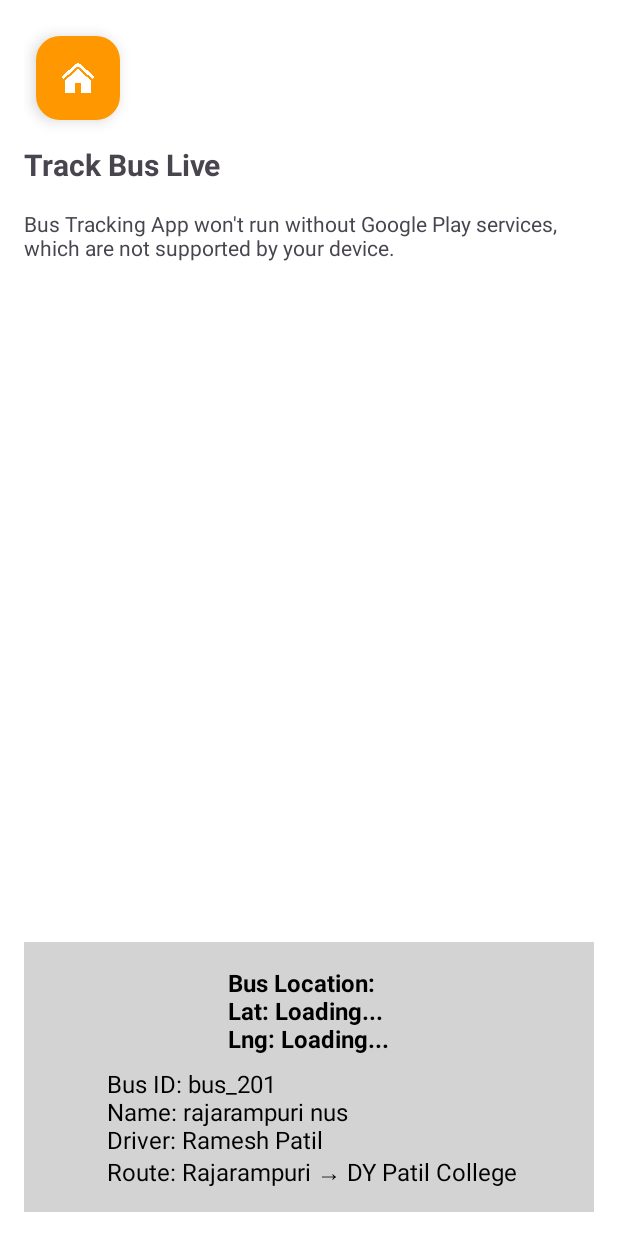
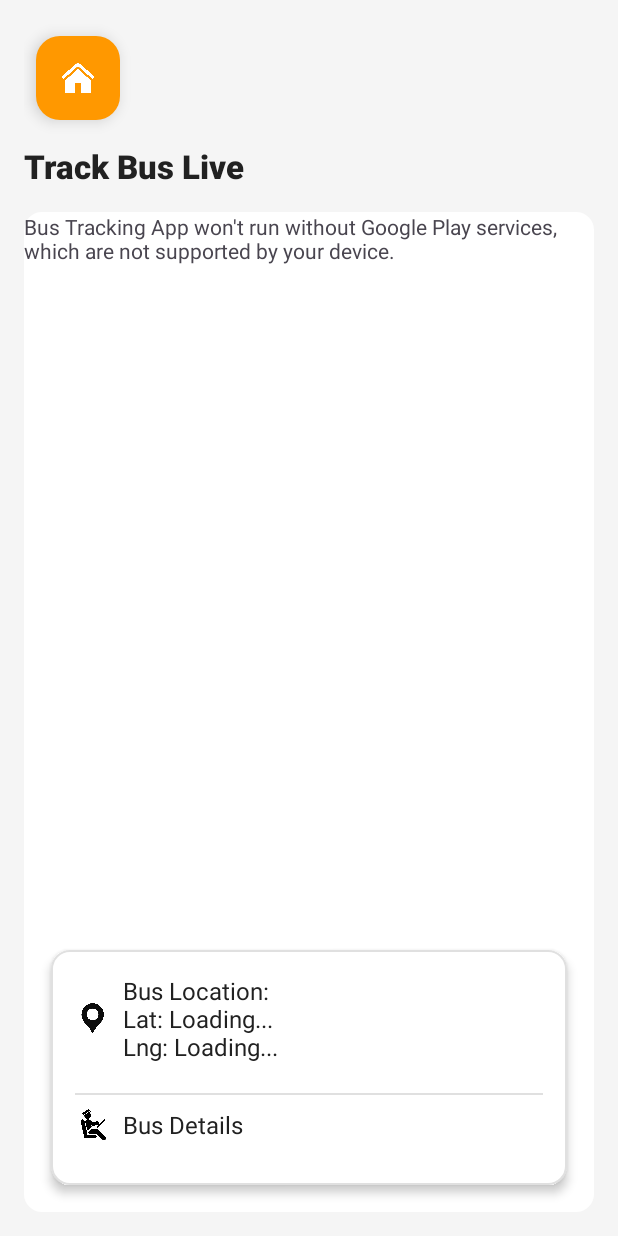
Before and after one commit to Sumera01/bus_tracking_android_app, an Android app: the TrackBus screen opened directly, with no data from a screen before it, on a phone screen of 412 x 824 dp. Run offline under Robolectric (Android 15) with nearby library versions, the phone set to English and light mode, and no system bars; libraries missing offline, so code that uses them is left out: com.google.maps.android.

Commit message:
Bus Details View UI

```diff
--- a/app/src/main/java/com/example/bustrackingapp/TrackBus.kt
+++ b/app/src/main/java/com/example/bustrackingapp/TrackBus.kt
@@ -18,6 +18,8 @@ import com.google.maps.android.PolyUtil
 import kotlinx.coroutines.*
 import retrofit2.Retrofit
 import retrofit2.converter.gson.GsonConverterFactory
+import android.view.View
+import android.widget.LinearLayout
 
 class TrackBus : AppCompatActivity(), OnMapReadyCallback {
 
@@ -26,6 +28,8 @@ class TrackBus : AppCompatActivity(), OnMapReadyCallback {
     private lateinit var busInfoTextView: TextView
     private var busMarker: Marker? = null
     private var routeJob: Job? = null
+    private lateinit var busDetailsExpanded: LinearLayout
+    private lateinit var busInfoSummary: LinearLayout
 
     companion object {
         private const val LOCATION_PERMISSION_CODE = 100
@@ -49,13 +53,20 @@ class TrackBus : AppCompatActivity(), OnMapReadyCallback {
 
         busDetailsTextView = findViewById(R.id.busDetailsTextView)
         busInfoTextView = findViewById(R.id.busInfoTextView)
+        busDetailsExpanded = findViewById(R.id.busDetailsExpanded)
+        busInfoSummary = findViewById(R.id.busInfoSummary)
 
-        busInfoTextView.text = """
-             Bus ID: $busId
-             Name: $busName
-            ️ Driver: $driverName
-             Route: $route
-        """.trimIndent()
+        // Set initial text for busInfoTextView
+        busInfoTextView.text = "Bus Details"
+
+        // Handle click to toggle expanded details
+        busInfoSummary.setOnClickListener {
+            if (busDetailsExpanded.visibility == View.VISIBLE) {
+                busDetailsExpanded.visibility = View.GONE
+            } else {
+                busDetailsExpanded.visibility = View.VISIBLE
+            }
+        }
 
         findViewById<FloatingActionButton>(R.id.homeButton).setOnClickListener {
             startActivity(Intent(this, HomeActivity::class.java))
@@ -154,7 +165,7 @@ class TrackBus : AppCompatActivity(), OnMapReadyCallback {
                         .icon(BitmapDescriptorFactory.defaultMarker(BitmapDescriptorFactory.HUE_ORANGE))
                 )
                 mMap.animateCamera(CameraUpdateFactory.newLatLng(pos))
-                busDetailsTextView.text = "Bus at:\nLat: %.4f\nLng: %.4f".format(pos.latitude, pos.longitude)
+                busDetailsTextView.text = "Lat: %.4f\nLng: %.4f".format(pos.latitude, pos.longitude)
 
                 handleZoneTransitions(pos, zoneStates)
                 delay(2000L)
--- /dev/null
+++ b/app/src/main/res/drawable/rounded_card_background.xml
@@ -0,0 +1,9 @@
+<?xml version="1.0" encoding="utf-8"?>
+<shape xmlns:android="http://schemas.android.com/apk/res/android"
+    android:shape="rectangle">
+    <solid android:color="#FFFFFF" />
+    <corners android:radius="12dp" />
+    <stroke
+        android:width="1dp"
+        android:color="#E0E0E0" />
+</shape>
--- /dev/null
+++ b/app/src/main/res/drawable/rounded_map_background.xml
@@ -0,0 +1,6 @@
+<?xml version="1.0" encoding="utf-8"?>
+<shape xmlns:android="http://schemas.android.com/apk/res/android"
+    android:shape="rectangle">
+    <solid android:color="#FFFFFF" />
+    <corners android:radius="12dp" />
+</shape>
--- a/app/src/main/res/layout/activity_track_bus2.xml
+++ b/app/src/main/res/layout/activity_track_bus2.xml
@@ -5,7 +5,7 @@
     android:layout_width="match_parent"
     android:layout_height="match_parent"
     android:padding="16dp"
-    android:background="#FFFFFF">
+    android:background="#F5F5F5">
 
     <!-- Circular Home Button -->
     <com.google.android.material.floatingactionbutton.FloatingActionButton
@@ -28,58 +28,157 @@
         android:layout_width="wrap_content"
         android:layout_height="wrap_content"
         android:text="Track Bus Live"
-        android:textSize="20sp"
+        android:textSize="22sp"
         android:textStyle="bold"
+        android:textColor="#212121"
+        android:fontFamily="sans-serif-medium"
         app:layout_constraintTop_toBottomOf="@id/homeButton"
         app:layout_constraintStart_toStartOf="parent"
         android:layout_marginTop="16dp" />
+
+    <!-- Map Container with Rounded Corners -->
+    <FrameLayout
+        android:id="@+id/mapContainer"
+        android:layout_width="0dp"
+        android:layout_height="0dp"
+        android:background="@drawable/rounded_map_background"
+        app:layout_constraintTop_toBottomOf="@id/titleText"
+        app:layout_constraintBottom_toBottomOf="parent"
+        app:layout_constraintStart_toStartOf="parent"
+        app:layout_constraintEnd_toEndOf="parent"
+        android:layout_marginTop="16dp"
+        android:clipToPadding="true"
+        android:clipChildren="true">
 
         <!-- Google Map Fragment -->
         <androidx.fragment.app.FragmentContainerView
             android:id="@+id/mapFragment"
             android:name="com.google.android.gms.maps.SupportMapFragment"
-        android:layout_width="0dp"
-        android:layout_height="0dp"
-        app:layout_constraintTop_toBottomOf="@id/titleText"
-        app:layout_constraintBottom_toTopOf="@id/busDetailsLayout"
-        app:layout_constraintStart_toStartOf="parent"
-        app:layout_constraintEnd_toEndOf="parent"
-        android:layout_marginTop="16dp"
-        android:layout_marginBottom="8dp" />
+            android:layout_width="match_parent"
+            android:layout_height="match_parent" />
+    </FrameLayout>
 
-    <!-- Bus Details Section -->
+    <!-- Bus Details Section (Overlaying Map) -->
     <LinearLayout
         android:id="@+id/busDetailsLayout"
         android:layout_width="0dp"
         android:layout_height="wrap_content"
         android:orientation="vertical"
-        android:background="#D3D3D3"
-        android:padding="12dp"
-        android:gravity="center"
+        android:background="@drawable/rounded_card_background"
+        android:padding="16dp"
+        android:elevation="4dp"
         app:layout_constraintBottom_toBottomOf="parent"
         app:layout_constraintStart_toStartOf="parent"
-        app:layout_constraintEnd_toEndOf="parent">
+        app:layout_constraintEnd_toEndOf="parent"
+        android:layout_margin="18dp">
 
-        <!-- MISSING ELEMENT THAT CAUSES ERROR -->
+        <!-- Location Section -->
+        <LinearLayout
+            android:layout_width="match_parent"
+            android:layout_height="wrap_content"
+            android:orientation="horizontal"
+            android:paddingBottom="12dp"
+            android:gravity="center_vertical">
+
+            <ImageView
+                android:layout_width="24dp"
+                android:layout_height="24dp"
+                android:src="@drawable/ic_location"
+                android:contentDescription="Location Icon" />
+
             <TextView
                 android:id="@+id/busDetailsTextView"
                 android:layout_width="wrap_content"
                 android:layout_height="wrap_content"
                 android:text="Bus Location:\nLat: Loading...\nLng: Loading..."
-            android:textColor="#000000"
+                android:textColor="#212121"
                 android:textSize="16sp"
-            android:textStyle="bold"
-            android:padding="4dp" />
+                android:fontFamily="sans-serif"
+                android:paddingStart="8dp" />
+        </LinearLayout>
+
+        <!-- Divider -->
+        <View
+            android:layout_width="match_parent"
+            android:layout_height="1dp"
+            android:background="#E0E0E0"
+            android:layout_marginTop="8dp"
+            android:layout_marginBottom="8dp" />
+
+        <!-- Bus Info Summary (Clickable) -->
+        <LinearLayout
+            android:id="@+id/busInfoSummary"
+            android:layout_width="match_parent"
+            android:layout_height="wrap_content"
+            android:orientation="horizontal"
+            android:paddingBottom="12dp"
+            android:gravity="center_vertical"
+            android:clickable="true"
+            android:focusable="true"
+            android:background="?android:attr/selectableItemBackground">
+
+            <ImageView
+                android:layout_width="24dp"
+                android:layout_height="24dp"
+                android:src="@drawable/ic_bus_driver"
+                android:contentDescription="Driver Icon" />
 
             <TextView
                 android:id="@+id/busInfoTextView"
                 android:layout_width="wrap_content"
                 android:layout_height="wrap_content"
-            android:text="Bus Info Loading..."
-            android:textColor="#000000"
+                android:text="Bus Details"
+                android:textColor="#212121"
                 android:textSize="16sp"
-            android:padding="4dp" />
+                android:fontFamily="sans-serif"
+                android:paddingStart="8dp" />
         </LinearLayout>
 
+        <!-- Detailed Bus Info (Initially Hidden) -->
+        <LinearLayout
+            android:id="@+id/busDetailsExpanded"
+            android:layout_width="match_parent"
+            android:layout_height="wrap_content"
+            android:orientation="vertical"
+            android:visibility="gone"
+            android:paddingTop="8dp">
+
+            <TextView
+                android:layout_width="wrap_content"
+                android:layout_height="wrap_content"
+                android:text="Bus ID: bus_201"
+                android:textColor="#212121"
+                android:textSize="14sp"
+                android:fontFamily="sans-serif"
+                android:paddingBottom="4dp" />
+
+            <TextView
+                android:layout_width="wrap_content"
+                android:layout_height="wrap_content"
+                android:text="Name: rajarampuri nus"
+                android:textColor="#212121"
+                android:textSize="14sp"
+                android:fontFamily="sans-serif"
+                android:paddingBottom="4dp" />
+
+            <TextView
+                android:layout_width="wrap_content"
+                android:layout_height="wrap_content"
+                android:text="Driver: Ramesh Patil"
+                android:textColor="#212121"
+                android:textSize="14sp"
+                android:fontFamily="sans-serif"
+                android:paddingBottom="4dp" />
+
+            <TextView
+                android:layout_width="wrap_content"
+                android:layout_height="wrap_content"
+                android:text="Route: Rajarampuri → DY Patil College"
+                android:textColor="#212121"
+                android:textSize="14sp"
+                android:fontFamily="sans-serif"
+                android:paddingBottom="4dp" />
+        </LinearLayout>
+    </LinearLayout>
 
 </androidx.constraintlayout.widget.ConstraintLayout>
```
Also changed, not shown: app/src/main/res/drawable/ic_bus_driver.png (added), app/src/main/res/drawable/ic_location.png (added). Lines whose indentation alone changed are shown as unchanged.
